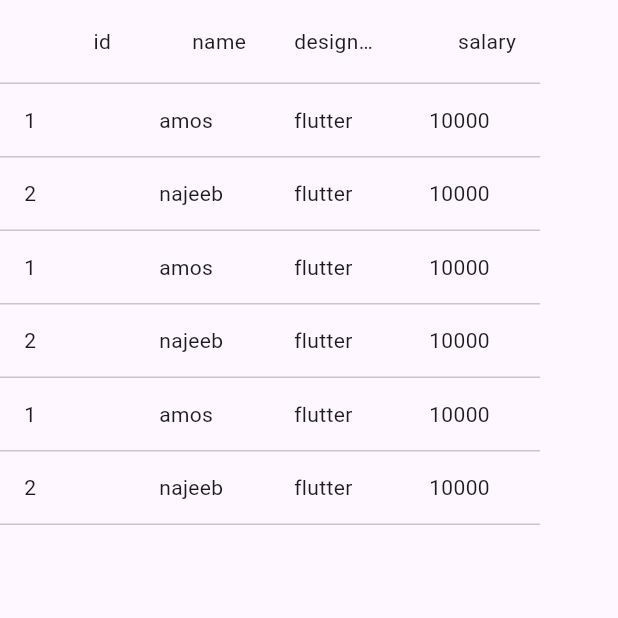
After one commit to Sajinduglas/nexteons_study, a Flutter app: the TeachersDataGrid screen opened directly, on a phone screen of 412 x 824 dp, the top half of it. The commit adds this screen. Run offline on Flutter 3.47's test engine with Material 3 defaults, Android fonts, the light colour scheme and no system bars; drawn by our look-alikes of syncfusion_flutter_datagrid; our stand-ins replace dio, get, go_router, google_fonts, shared_preferences, url_strategy; missing offline and left inert: dart:html, dart:js; accounts and stored records are empty.

Commit message:
teachersview added,datagrid added

```diff
--- a/lib/routes/my_routes.dart
+++ b/lib/routes/my_routes.dart
@@ -8,6 +8,7 @@ import 'package:shared_preferences/shared_preferences.dart';
 import '../screen/login_screen/login_view.dart';
 import '../screen/student/create/student_create_view.dart';
 import '../screen/student/list/student_list_view.dart';
+import '../screen/teachers/list/teachers_view.dart';
 import '../utils/contstant/app_constants.dart';
 
 final router = GoRouter(
@@ -43,6 +44,11 @@ final router = GoRouter(
       path: '/studentlist',
       builder: (context, state) => const StudentList(),
     ),
+    GoRoute(
+      name: RoutesName.teacherList,
+      path: '/teacherslist',
+      builder: (context, state) => const TeachersView(),
+    ),
   ],
 );
 
--- a/lib/screen/main_frame/controller/main_frame_controller.dart
+++ b/lib/screen/main_frame/controller/main_frame_controller.dart
@@ -5,7 +5,8 @@ import '../../../model/main_frame_model.dart';
 
 class MainFrameController extends GetxController{
   RxList<MainFrameModel> buttonDetails=[
-    MainFrameModel(name: "create student", route:  RoutesName.createStudent),
-  MainFrameModel(name: "student list", route: RoutesName.studentList)
+    MainFrameModel(name: "Create student", route:  RoutesName.createStudent),
+  MainFrameModel(name: "Student list", route: RoutesName.studentList),
+    MainFrameModel(name: "Teachers list", route: RoutesName.teacherList)
   ].obs;
 }
--- /dev/null
+++ b/lib/screen/teachers/list/responsive/teachers_data_grid.dart
@@ -0,0 +1,138 @@
+import 'package:flutter/material.dart';
+import 'package:syncfusion_flutter_datagrid/datagrid.dart';
+
+class TeachersDataGrid extends StatefulWidget {
+  const TeachersDataGrid({super.key});
+
+  @override
+  State<TeachersDataGrid> createState() => _TeachersDataGridState();
+}
+
+class _TeachersDataGridState extends State<TeachersDataGrid> {
+  late List<Teachers> teachers;
+
+  late TeachersDataSource teachersDataSource;
+
+  @override
+  void initState() {
+    teachers = getTeachersData();
+    teachersDataSource = TeachersDataSource(teachers);
+    super.initState();
+  }
+
+  @override
+  Widget build(BuildContext context) {
+    return Scaffold(
+        body: SfDataGrid(
+            selectionMode: SelectionMode.multiple,
+            allowSorting: true,
+            source: teachersDataSource,
+            columns: [
+          GridColumn(
+            columnName: "id",
+            label: Container(
+              padding: EdgeInsets.symmetric(horizontal: 16),
+              alignment: Alignment.centerRight,
+              child: Text(
+                "id",
+                overflow: TextOverflow.ellipsis,
+              ),
+            ),
+          ),
+          GridColumn(
+            columnName: "name",
+            label: Container(
+              padding: EdgeInsets.symmetric(horizontal: 16),
+              alignment: Alignment.centerRight,
+              child: Text(
+                "name",
+                overflow: TextOverflow.ellipsis,
+              ),
+            ),
+          ),
+          GridColumn(
+            columnName: "designation",
+            label: Container(
+              padding: EdgeInsets.symmetric(horizontal: 16),
+              alignment: Alignment.centerRight,
+              child: Text(
+                "designation",
+                overflow: TextOverflow.ellipsis,
+              ),
+            ),
+          ),
+          GridColumn(
+            columnName: "salary",
+            label: Container(
+              padding: EdgeInsets.symmetric(horizontal: 16),
+              alignment: Alignment.centerRight,
+              child: Text(
+                "salary",
+                overflow: TextOverflow.ellipsis,
+              ),
+            ),
+          ),
+        ]));
+  }
+}
+
+List<Teachers> getTeachersData() {
+  return [
+    Teachers(id: 1, name: "amos", designation: "flutter", salary: 10000),
+    Teachers(id: 2, name: "najeeb", designation: "flutter", salary: 10000),
+    Teachers(id: 1, name: "amos", designation: "flutter", salary: 10000),
+    Teachers(id: 2, name: "najeeb", designation: "flutter", salary: 10000),
+    Teachers(id: 1, name: "amos", designation: "flutter", salary: 10000),
+    Teachers(id: 2, name: "najeeb", designation: "flutter", salary: 10000),
+  ];
+}
+
+class TeachersDataSource extends DataGridSource {
+  late List<DataGridRow> dataGridRow;
+
+  TeachersDataSource(List<Teachers> teacherss) {
+    dataGridRow = teacherss
+        .map<DataGridRow>((dataGridRow) => DataGridRow(cells: [
+              DataGridCell<int>(columnName: "ID", value: dataGridRow.id),
+              DataGridCell<String>(columnName: "Name", value: dataGridRow.name),
+              DataGridCell(
+                  columnName: "Designation", value: dataGridRow.designation),
+              DataGridCell(columnName: "Salary", value: dataGridRow.salary)
+            ]))
+        .toList();
+  }
+
+ List<DataGridRow> get rows => dataGridRow;
+  @override
+  DataGridRowAdapter? buildRow(DataGridRow row) {
+    return DataGridRowAdapter(
+        cells: row
+            .getCells()
+            .map<Widget>((dataGridCell) => Container(
+                  padding: EdgeInsets.symmetric(horizontal: 16),
+                  alignment: (dataGridCell.columnName == 'id' ||
+                          dataGridCell.columnName == 'salary')
+                      ? Alignment.centerRight
+                      : Alignment.centerLeft,
+                  child: Text(
+                    dataGridCell.value.toString(),
+                    overflow: TextOverflow.ellipsis,
+                  ),
+                ))
+            .toList());
+    throw UnimplementedError();
+  }
+}
+
+class Teachers {
+  final int id;
+  final String name;
+  final String designation;
+  final int salary;
+
+  Teachers(
+      {required this.id,
+      required this.name,
+      required this.designation,
+      required this.salary});
+}
--- /dev/null
+++ b/lib/screen/teachers/list/teachers_view.dart
@@ -0,0 +1,22 @@
+import 'package:flutter/material.dart';
+import 'package:nexteons_study/global_widgets/place_holder_widget.dart';
+import 'package:nexteons_study/global_widgets/responsive_builder.dart';
+import 'package:nexteons_study/screen/teachers/list/responsive/teachers_data_grid.dart';
+
+class TeachersView extends StatefulWidget {
+  const TeachersView({super.key});
+
+  @override
+  State<TeachersView> createState() => _TeachersViewState();
+}
+
+class _TeachersViewState extends State<TeachersView> {
+  @override
+  Widget build(BuildContext context) {
+    return PlaceHolderWidget(
+        child: ResponsiveBuilder(
+            desktopScreen: TeachersDataGrid(),
+            tabScreen: TeachersDataGrid(),
+            mobileScreen: TeachersDataGrid()));
+  }
+}
--- a/lib/utils/contstant/route_names.dart
+++ b/lib/utils/contstant/route_names.dart
@@ -4,5 +4,6 @@ class RoutesName{
   static String createStudent="Createstudent";
   static String studentList="studentlist";
   static String login="login";
+  static String teacherList="teacherList";
 
 }
--- a/pubspec.yaml
+++ b/pubspec.yaml
@@ -42,6 +42,7 @@ dependencies:
   url_strategy: ^0.2.0
   dio: ^5.4.3+1
   shared_preferences: ^2.2.3
+  syncfusion_flutter_datagrid: ^24.1.47
 
 dev_dependencies:
   flutter_test:
```
Also changed, not shown: lib/reference/dio_reference.dart (renamed from lib/dio_reference.dart), pubspec.lock.
